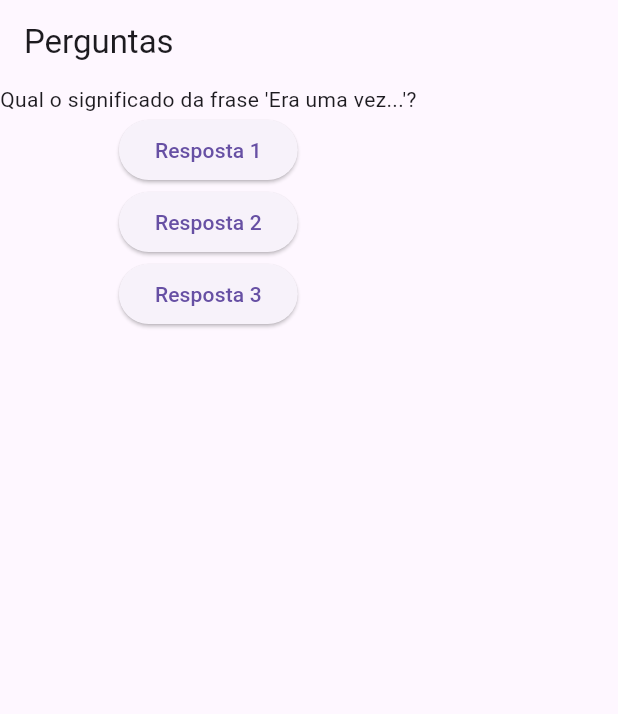
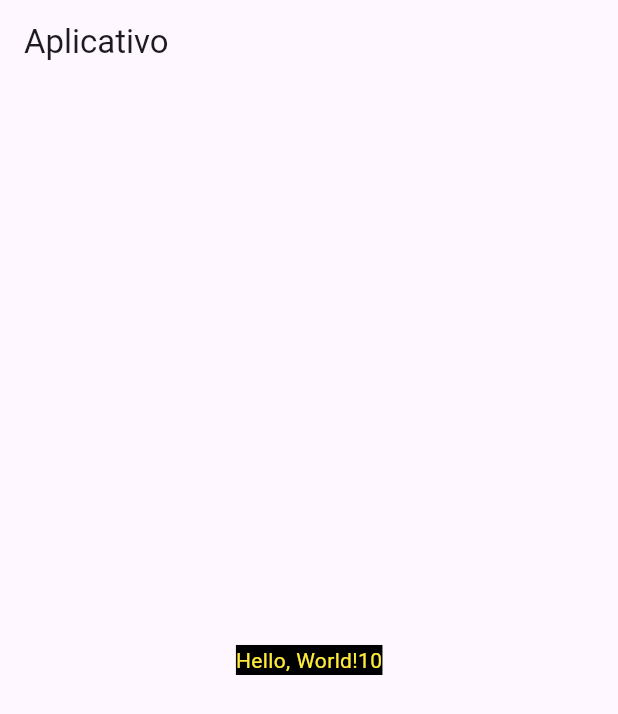
Before and after one commit to juanalenca/Estudos-Flutter, a Flutter app: the screen it shows after launch, on a phone screen of 412 x 824 dp. Shown: the top 714 px of the screen. Run offline on Flutter 3.47's test engine with Material 3 defaults, Android fonts, the phone set to English and light mode, and no system bars.

Commit message:
Entendendo as funcionalidades básicas do flutter, como RunApp, MaterialApp, widgets, params, Stateless, etc

```diff
--- a/lib/main.dart
+++ b/lib/main.dart
@@ -1,3 +1,109 @@
+import 'package:flutter/material.dart';
+
+
+/*
+tudo é widget (ferramenta)
+void main() {
+
+  o runApp espera um widget app
+  runApp(
+
+    MaterialApp: aplicativo base da classe Material
+    (renderiza elementos na tela de varios dispositivos)
+    que é a base do flutter
+
+
+    sintaxe - propriedade: widget
+    ex: appBar: AppBar
+    MaterialApp(
+      você pode colocar um widget dentro de outro widget
+      neste caso, Center e Text
+
+      Scaffold - widget
+      home: Scaffold(
+
+        appBar: AppBar(
+          title: Text("Aplicativo"),
+        ),
+
+        body: Center(
+          child: Text(
+            "Hello, World!",
+            style: TextStyle(backgroundColor: Colors.black, color: Colors.yellow),
+          ),
+        ),
+
+      ),
+
+    ),
+
+  );
+
+}
+*/
+
+
+
+void main() {
+  int valor = 10;
+  runApp(MyApp(title: "Aplicativo", valor: valor));
+}
+
+
+
+//StatelessWidget é uma das classes principal de widget do flutter
+//é usada quando você não tem uma mudança de estado no seu app
+class MyApp extends StatelessWidget {
+
+  final String title;
+  final int valor;
+
+  //? indica que a variável Key pode receber null, isso é obrigatorio
+  //e também precisa indicar um valor para as variáveis
+  const MyApp({Key? key, this.title="", this.valor=0}) : super(key: key);
+
+  //build - método do tipo widget que recebe variáveis de contexto
+  @override //sobrescrevendo a classe pai
+  Widget build(BuildContext context) {
+
+    //Container - widget
+    return MaterialApp(
+      //você pode colocar um widget dentro de outro widget
+      //neste caso, Center e Text
+
+      //Scaffold - widget
+      home: Scaffold(
+
+        appBar: AppBar(
+          //chamando uma variavel, pode ser com o this. ou não
+          title: Text(this.title),
+        ),
+
+        body: Center(
+          child: Text(
+            "Hello, World!" + this.valor.toString(),
+            style: TextStyle(backgroundColor: Colors.black, color: Colors.yellow),
+          ),
+        ),
+
+      ),
+
+    );
+
+  }
+
+}
+
+
+
+
+
+
+
+
+
+
+/*
 import 'package:flutter/material.dart';
 
 void main() {
@@ -55,3 +161,4 @@ class _PerguntaAppState extends State<PerguntaApp> {
   }
 
 }
+*/
```
Also changed, not shown: pubspec.lock.
